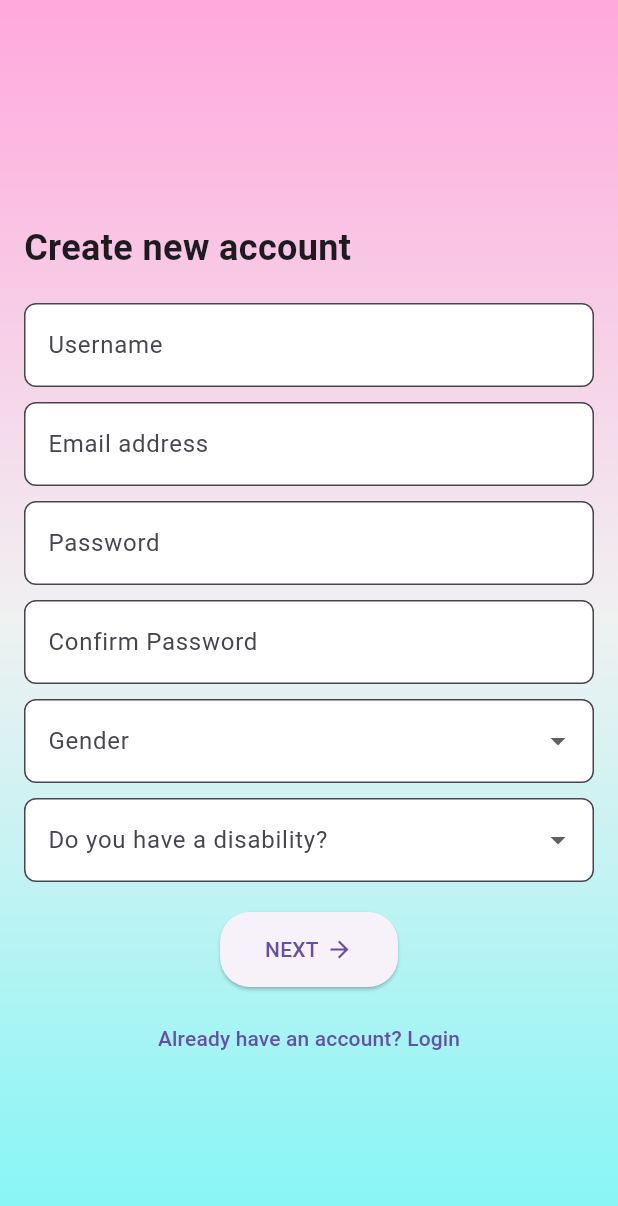
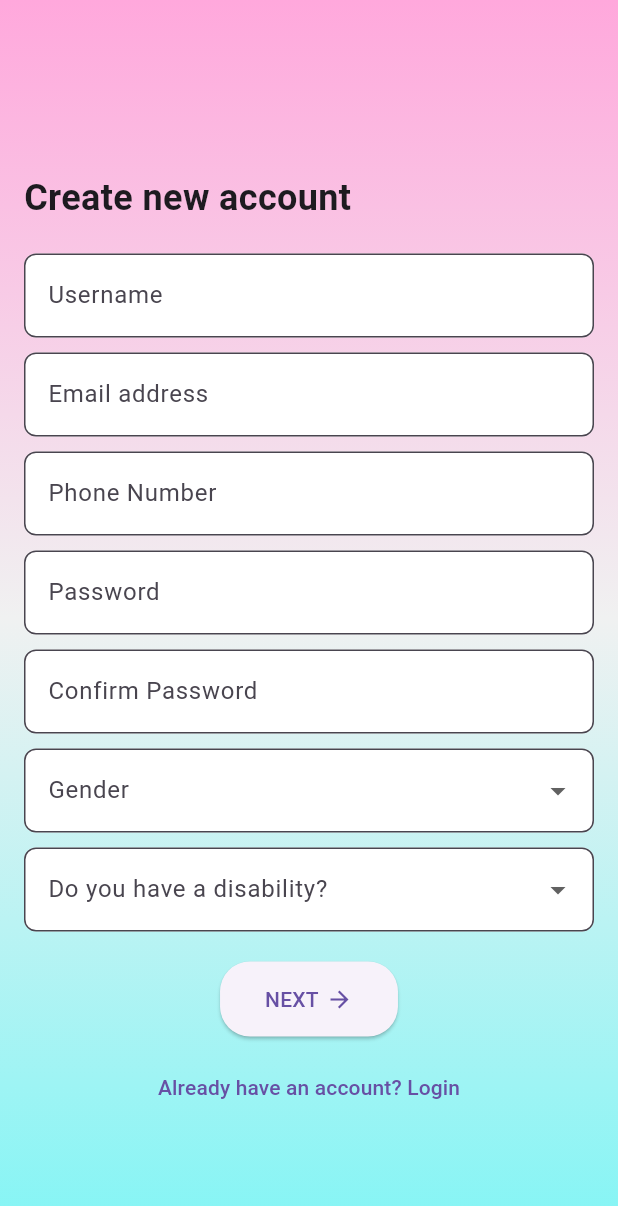
Before and after one commit to ImanZulhakim/iPark, a Flutter app: the screen it shows after launch, after a tap on "Register", on a phone screen of 412 x 824 dp. Shown: the top 1206 px of the screen. Run offline on Flutter 3.47's test engine with Material 3 defaults, Android fonts, the phone set to English and light mode, and no system bars; accounts and stored records are empty; generated files the repository leaves out were written again; network calls fail.

Commit message:
add phone number in register

```diff
--- a/lib/main.dart
+++ b/lib/main.dart
@@ -10,10 +10,12 @@ import 'package:iprsr/providers/countdown_provider.dart';
 
 void main() {
   WidgetsFlutterBinding.ensureInitialized();
-  runApp(IPRSRApp());
+  runApp(const IPRSRApp());
 }
 
 class IPRSRApp extends StatelessWidget {
+  const IPRSRApp({super.key});
+
   @override
   Widget build(BuildContext context) {
     return MultiProvider(
@@ -30,13 +32,13 @@ class IPRSRApp extends StatelessWidget {
         onGenerateRoute: (settings) {
           switch (settings.name) {
             case '/':
-              return MaterialPageRoute(builder: (_) => SplashScreen());
+              return MaterialPageRoute(builder: (_) => const SplashScreen());
             case '/login':
               return MaterialPageRoute(builder: (_) => LoginScreen());
             case '/register':
-              return MaterialPageRoute(builder: (_) => RegistrationScreen());
+              return MaterialPageRoute(builder: (_) => const RegistrationScreen());
             case '/parking-location':
-              return MaterialPageRoute(builder: (_) => ParkingLocationScreen());
+              return MaterialPageRoute(builder: (_) => const ParkingLocationScreen());
             case '/main':
               if (settings.arguments is String) {
                 final selectedLocation = settings.arguments as String;
@@ -45,7 +47,7 @@ class IPRSRApp extends StatelessWidget {
                 );
               }
               return MaterialPageRoute(
-                builder: (_) => MainScreen(selectedLocation: 'SoC'), // Fallback
+                builder: (_) => const MainScreen(selectedLocation: 'SoC'), // Fallback
               );
             default:
               return null;
--- a/lib/models/user.dart
+++ b/lib/models/user.dart
@@ -1,6 +1,7 @@
 class User {
   final String userID;
   final String email;
+  final String phoneNo;
   final String username;
   final String userType;
   final bool gender; // true for male, false for female
@@ -12,6 +13,7 @@ class User {
   User({
     required this.userID,
     required this.email,
+    required this.phoneNo,
     required this.username,
     required this.userType,
     required this.gender,
@@ -25,6 +27,7 @@ class User {
   User copyWith({
     String? userID,
     String? email,
+    String? phoneNo,
     String? username,
     String? userType,
     bool? gender,
@@ -36,6 +39,7 @@ class User {
     return User(
       userID: userID ?? this.userID,
       email: email ?? this.email,
+      phoneNo: phoneNo ?? this.phoneNo,
       username: username ?? this.username,
       userType: userType ?? this.userType,
       gender: gender ?? this.gender,
@@ -51,6 +55,7 @@ class User {
     return User(
       userID: json['userID'] ?? '',
       email: json['email'] ?? '',
+      phoneNo: json['phoneNo'] ?? '',
       username: json['username'] ?? '',
       userType: json['userType'] ?? '',
       gender: json['gender'] == '1', // Convert '1' to true and '0' to false
@@ -68,6 +73,7 @@ class User {
     return {
       'userID': userID,
       'email': email,
+      'phoneNo': phoneNo,
       'username': username,
       'userType': userType,
       'gender': gender ? '1' : '0', // Convert bool to '1' or '0'
--- a/lib/providers/countdown_provider.dart
+++ b/lib/providers/countdown_provider.dart
@@ -15,9 +15,9 @@ class CountdownProvider with ChangeNotifier {
     activeUserID = userID; // Set the active userID
 
     _timer?.cancel();
-    _timer = Timer.periodic(Duration(seconds: 1), (timer) {
+    _timer = Timer.periodic(const Duration(seconds: 1), (timer) {
       if (remainingTime.inSeconds > 0) {
-        remainingTime -= Duration(seconds: 1);
+        remainingTime -= const Duration(seconds: 1);
         notifyListeners();
       } else {
         _timer?.cancel();
--- a/lib/screens/login_screen.dart
+++ b/lib/screens/login_screen.dart
@@ -6,6 +6,8 @@ import 'package:iprsr/screens/main_screen.dart';
 class LoginScreen extends StatelessWidget {
   final TextEditingController emailController = TextEditingController();
   final TextEditingController passwordController = TextEditingController();
+
+  LoginScreen({super.key});
 
   @override
   Widget build(BuildContext context) {
@@ -45,7 +47,7 @@ class LoginScreen extends StatelessWidget {
                       hintText: 'Enter your email',
                       border: OutlineInputBorder(
                         borderRadius: BorderRadius.circular(8),
-                        borderSide: BorderSide(color: Colors.black),
+                        borderSide: const BorderSide(color: Colors.black),
                       ),
                       filled: true,
                       fillColor: Colors.white,
@@ -60,7 +62,7 @@ class LoginScreen extends StatelessWidget {
                       hintText: 'Enter your password',
                       border: OutlineInputBorder(
                         borderRadius: BorderRadius.circular(8),
-                        borderSide: BorderSide(color: Colors.black),
+                        borderSide: const BorderSide(color: Colors.black),
                       ),
                       filled: true,
                       fillColor: Colors.white,
@@ -149,7 +151,7 @@ class LoginScreen extends StatelessWidget {
         print('User ID: $userId'); // Print the userId to debug
 
         // Fetch user's last selected location or use a default one
-        final selectedLocation =
+        const selectedLocation =
             'SoC'; // Replace this with fetching logic if needed.
 
         // Navigate to MainScreen and pass userId and selectedLocation
--- a/lib/screens/main_screen.dart
+++ b/lib/screens/main_screen.dart
@@ -10,7 +10,7 @@ import 'package:iprsr/providers/countdown_provider.dart';
 class MainScreen extends StatefulWidget {
   final String selectedLocation;
 
-  MainScreen({required this.selectedLocation});
+  const MainScreen({super.key, required this.selectedLocation});
 
   @override
   _MainScreenState createState() => _MainScreenState();
--- a/lib/screens/parking_location_screen.dart
+++ b/lib/screens/parking_location_screen.dart
@@ -2,6 +2,8 @@ import 'package:flutter/material.dart';
 import 'package:iprsr/screens/main_screen.dart';
 
 class ParkingLocationScreen extends StatefulWidget {
+  const ParkingLocationScreen({super.key});
+
   @override
   _ParkingLocationScreenState createState() => _ParkingLocationScreenState();
 }
--- a/lib/screens/recommendation_screen.dart
+++ b/lib/screens/recommendation_screen.dart
@@ -11,7 +11,7 @@ class RecommendationScreen extends StatefulWidget {
   final User user;
   final String location;
 
-  const RecommendationScreen({
+  const RecommendationScreen({super.key,
     required this.user,
     required this.location,
   });
@@ -319,7 +319,7 @@ class _RecommendationScreenState extends State<RecommendationScreen> {
                 }
 
                 // Schedule the gate to open after the countdown duration ends (5 minutes)
-                Timer(Duration(minutes: 5), () async {
+                Timer(const Duration(minutes: 5), () async {
                   await ApiService.controlGate("open");
                   print("Gate opened after countdown for parking space $parkingSpaceID.");
                 });
@@ -391,7 +391,7 @@ class ParkingSpace extends StatelessWidget {
   final bool isRecommended;
   final VoidCallback onShowPaymentDialog;
 
-  const ParkingSpace({
+  const ParkingSpace({super.key,
     required this.space,
     required this.isRecommended,
     required this.onShowPaymentDialog,
--- a/lib/screens/registration_screen.dart
+++ b/lib/screens/registration_screen.dart
@@ -2,6 +2,8 @@ import 'package:flutter/material.dart';
 import 'vehicle_details_screen.dart';
 
 class RegistrationScreen extends StatefulWidget {
+  const RegistrationScreen({super.key});
+
   @override
   _RegistrationScreenState createState() => _RegistrationScreenState();
 }
@@ -12,6 +14,7 @@ class _RegistrationScreenState extends State<RegistrationScreen> {
   final TextEditingController passwordController = TextEditingController();
   final TextEditingController confirmPasswordController =
       TextEditingController();
+  final TextEditingController phoneController = TextEditingController();
 
   final ValueNotifier<bool?> _isFemale = ValueNotifier<bool?>(null);
   final ValueNotifier<bool?> _hasDisability = ValueNotifier<bool?>(null);
@@ -95,6 +98,39 @@ class _RegistrationScreenState extends State<RegistrationScreen> {
                     ),
                     const SizedBox(height: 10),
                     TextFormField(
+                      controller: phoneController,
+                      decoration: InputDecoration(
+                        labelText: 'Phone Number',
+                        border: OutlineInputBorder(
+                          borderRadius: BorderRadius.circular(8),
+                          borderSide: const BorderSide(color: Colors.black),
+                        ),
+                        filled: true,
+                        fillColor: Colors.white,
+                      ),
+                      keyboardType: TextInputType.phone,
+                      validator: (value) {
+                        if (value == null || value.isEmpty) {
+                          return 'Please enter a phone number';
+                        }
+
+                        // Check if the number starts with '0' and replace it with '+60'
+                        if (value.startsWith('0')) {
+                          value = '+60${value.substring(1)}';
+                          phoneController.text =
+                              value; // Update the controller with the formatted number
+                        }
+
+                        // Validate Malaysian phone number format: +60 followed by 9-10 digits
+                        if (!RegExp(r'^\+60\d{9,10}$').hasMatch(value)) {
+                          return 'Please enter a valid Malaysian phone number';
+                        }
+
+                        return null;
+                      },
+                    ),
+                    const SizedBox(height: 10),
+                    TextFormField(
                       controller: passwordController,
                       decoration: InputDecoration(
                         labelText: 'Password',
@@ -155,11 +191,11 @@ class _RegistrationScreenState extends State<RegistrationScreen> {
                           ),
                           value: value,
                           items: const [
-                             DropdownMenuItem<bool>(
+                            DropdownMenuItem<bool>(
                               value: false,
                               child: Text('Male'),
                             ),
-                             DropdownMenuItem<bool>(
+                            DropdownMenuItem<bool>(
                               value: true,
                               child: Text('Female'),
                             ),
@@ -186,11 +222,11 @@ class _RegistrationScreenState extends State<RegistrationScreen> {
                           ),
                           value: value,
                           items: const [
-                             DropdownMenuItem<bool>(
+                            DropdownMenuItem<bool>(
                               value: false,
                               child: Text('No'),
                             ),
-                             DropdownMenuItem<bool>(
+                            DropdownMenuItem<bool>(
                               value: true,
                               child: Text('Yes'),
                             ),
@@ -213,6 +249,7 @@ class _RegistrationScreenState extends State<RegistrationScreen> {
                                   userNameController: userNameController,
                                   emailController: emailController,
                                   passwordController: passwordController,
+                                  phoneController: phoneController,
                                   gender: _isFemale.value ?? false,
                                   hasDisability: _hasDisability.value ?? false,
                                   initialBrand: vehicleBrand,
--- a/lib/screens/splash_screen.dart
+++ b/lib/screens/splash_screen.dart
@@ -5,6 +5,8 @@ import 'package:iprsr/screens/login_screen.dart';
 import 'package:iprsr/screens/main_screen.dart';
 
 class SplashScreen extends StatelessWidget {
+  const SplashScreen({super.key});
+
   @override
   Widget build(BuildContext context) {
     return Scaffold(
--- a/lib/services/api_service.dart
+++ b/lib/services/api_service.dart
@@ -4,7 +4,7 @@ import 'package:iprsr/models/user.dart';
 import 'dart:async';
 
 class ApiService {
-  static const ip = '10.19.86.131';
+  static const ip = '192.168.1.5';
   static const String _baseUrl = 'http://$ip/iprsr';
   static const String _flaskUrl = 'http://$ip:5000';
   static const String esp8266IpAddress = "http://172.20.10.4/";
@@ -18,6 +18,7 @@ class ApiService {
   static Future<User?> register(
     String email,
     String password,
+    String phoneNo,
     String username,
     bool gender,
     bool hasDisability,
@@ -32,6 +33,7 @@ class ApiService {
         body: {
           'email': email,
           'password': password,
+          'phoneNo': phoneNo,
           'username': username,
           'gender':
               gender ? '1' : '0', // Convert boolean to '1'/'0' for backend
@@ -225,7 +227,7 @@ class ApiService {
   final String url = "$esp8266IpAddress$endpoint";
 
   try {
-    final response = await http.get(Uri.parse(url)).timeout(Duration(seconds: 10));
+    final response = await http.get(Uri.parse(url)).timeout(const Duration(seconds: 10));
     if (response.statusCode == 200) {
       print("Gate ${action == 'close' ? 'closed' : 'opened'} successfully.");
     } else {
@@ -244,7 +246,7 @@ class ApiService {
       return;
     }
 
-    final url = '$_telegramApiUrl/sendMessage';
+    const url = '$_telegramApiUrl/sendMessage';
     try {
       final response = await http.post(
         Uri.parse(url),
@@ -400,7 +402,7 @@ class ApiService {
       await notifyFiveMinutesRemaining(chatId, parkingSpaceID);
 
       // Notify expiration after 5 minutes
-      Timer(Duration(minutes: 5), () async {
+      Timer(const Duration(minutes: 5), () async {
         print("Sending expiration notification...");
         await notifyParkingExpired(chatId, parkingSpaceID);
       });
@@ -408,7 +410,7 @@ class ApiService {
       print("Chat ID not found for user $userId.");
 
       // Send welcome message to remind the user to start the bot
-      final welcomeMessage =
+      const welcomeMessage =
           "Please send '/start' to our bot to receive notifications about your premium parking.";
       await sendTelegramMessage(chatId, welcomeMessage);
     }
--- a/lib/services/auth_service.dart
+++ b/lib/services/auth_service.dart
@@ -31,6 +31,7 @@ class AuthService extends ChangeNotifier {
   Future<void> register(
     String email,
     String password,
+    String phoneNo,
     String username,
     bool gender,
     bool hasDisability,
@@ -42,6 +43,7 @@ class AuthService extends ChangeNotifier {
       User? registeredUser = await ApiService.register(
         email,
         password,
+        phoneNo,
         username,
         gender,
         hasDisability,
--- a/lib/widgets/custom_bottom_navigation_bar.dart
+++ b/lib/widgets/custom_bottom_navigation_bar.dart
@@ -3,7 +3,7 @@ import 'package:flutter/material.dart';
 class CustomBottomNavigationBar extends StatelessWidget {
   final String userId;
 
-  const CustomBottomNavigationBar({Key? key, required this.userId}) : super(key: key);
+  const CustomBottomNavigationBar({super.key, required this.userId});
 
   @override
   Widget build(BuildContext context) {
```
Also changed, not shown: lib/screens/edit_parking_preferences_screen.dart (+16 -16 lines), lib/screens/edit_vehicle_details_screen.dart (+8 -8 lines), lib/screens/parking_preferences_screen.dart (+20 -17 lines), lib/screens/vehicle_details_screen.dart (+20 -17 lines), 3 other files.
